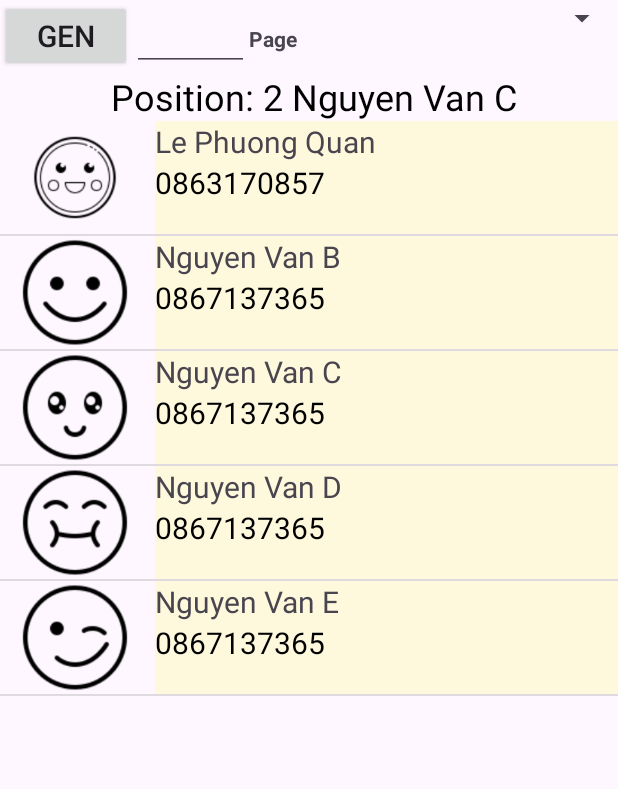
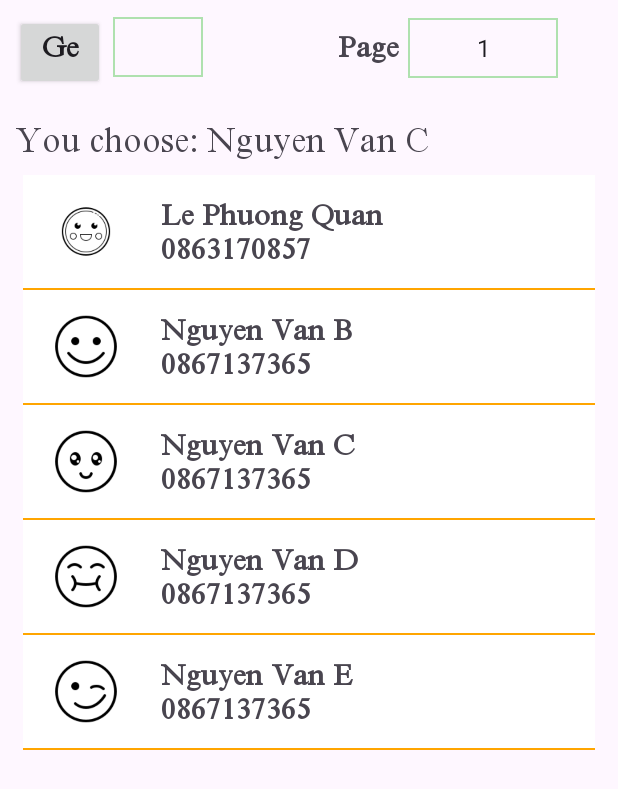
Before and after one commit to HVQuoc/hw04-listview, an Android app: the screen it shows after launch (MainActivity), after a tap on "Nguyen Van C", on a phone screen of 412 x 824 dp. Shown: the top 789 px of the screen. Run offline under Robolectric (Android 15) with nearby library versions, the phone set to English and light mode, and no system bars; 1 other tap on this screen came first.

Commit message:
create and custom ListView

```diff
--- a/app/src/main/AndroidManifest.xml
+++ b/app/src/main/AndroidManifest.xml
@@ -6,9 +6,9 @@
         android:allowBackup="true"
         android:dataExtractionRules="@xml/data_extraction_rules"
         android:fullBackupContent="@xml/backup_rules"
-        android:icon="@mipmap/ic_launcher"
+        android:icon="@mipmap/icon"
         android:label="@string/app_name"
-        android:roundIcon="@mipmap/ic_launcher_round"
+        android:roundIcon="@mipmap/icon"
         android:supportsRtl="true"
         android:theme="@style/Theme.ListView"
         tools:targetApi="31">
--- a/app/src/main/java/com/example/listview/MainActivity.java
+++ b/app/src/main/java/com/example/listview/MainActivity.java
@@ -1,16 +1,18 @@
 package com.example.listview;
 import android.app.Activity;
-import android.app.ListActivity;
 import android.content.Context;
 import android.os.Bundle;
 import android.view.LayoutInflater;
 import android.view.View;
 import android.view.ViewGroup;
 import android.widget.ArrayAdapter;
+import android.widget.EditText;
 import android.widget.ImageView;
 import android.widget.ListView;
+import android.widget.Spinner;
 import android.widget.TextView;
-import java.util.ArrayList;
+import android.widget.Button;
+import android.widget.AdapterView;
 
 // a static class as a random info machine
 class RandomDataMachine {
@@ -54,30 +56,46 @@ class RandomDataMachine {
     }
 }
 
-public class MainActivity extends ListActivity {
-        TextView txtMsg;
+public class MainActivity extends Activity {
+    Button btnGen;
+    EditText edtLine;
+    Spinner spnPage;
+    TextView txtChosen;
+    ListView list;
     RandomDataMachine item = new RandomDataMachine();
     // The n-th row in the list will consist of [icon, label] where icon = thumbnail[n] and label=items[n]
     String[] names = { item.randomName(), "Nguyen Van B", "Nguyen Van C", "Nguyen Van D" , "Nguyen Van E" };
     String [] phones = {item.randomPhoneNumber(),"0867137365","0867137365","0867137365","0867137365"};
     Integer[] thumbnails = {item.randomThumnails(), R.drawable.pic2, R.drawable.pic3,R.drawable.pic4,R.drawable.pic5 };
 
-
     @Override
     protected void onCreate(Bundle savedInstanceState) {
         super.onCreate(savedInstanceState);
         setContentView(R.layout.activity_main);
-            txtMsg = (TextView) findViewById(R.id.txtMsg);
+
+        btnGen = (Button) findViewById(R.id.btnGen);
+        edtLine = (EditText) findViewById(R.id.edtLine);
+
+        spnPage = (Spinner) findViewById(R.id.spnPage);
+        String[] pageList={"1","2","3"}; //just for testing
+        ArrayAdapter<String> spinAdapter = new ArrayAdapter<>(this, android.R.layout.simple_spinner_item, pageList);
+        spnPage.setAdapter(spinAdapter);
+
+        txtChosen = (TextView) findViewById(R.id.txtChosen);
+        list = (ListView) findViewById(R.id.list);
+
         // the arguments of the custom adapter are: activityContex, layout-to-be-inflated, labels, icons
         CustomIconLabelAdapter adapter = new CustomIconLabelAdapter(this, R.layout.custom_list_view, names, phones, thumbnails);
         // bind intrinsic ListView to custom adapter
-            setListAdapter(adapter);
+        list.setAdapter(adapter);
+
+        list.setOnItemClickListener(new AdapterView.OnItemClickListener() {
+            @Override
+            public void onItemClick(AdapterView<?> av, View v, int position, long id) {
+                txtChosen.setText(names[position]);
+            }
+        });
     }//onCreate
-        @Override
-        protected void onListItemClick(ListView l, View v, int position, long id) {
-            super.onListItemClick(l, v, position, id);
-            txtMsg.setText(" Position: " + position + " " + names[position]);
-    }
 }
 
 class CustomIconLabelAdapter extends ArrayAdapter<String> {
@@ -93,11 +111,11 @@ class CustomIconLabelAdapter extends ArrayAdapter<String> {
     public View getView(int position, View convertView, ViewGroup parent) {
         LayoutInflater inflater = ((Activity) context).getLayoutInflater();
         View row = inflater.inflate(R.layout.custom_list_view, null);
-        TextView label = (TextView) row.findViewById(R.id.label);
-        TextView label2 = (TextView) row.findViewById(R.id.label2);
+        TextView name = (TextView) row.findViewById(R.id.name);
+        TextView phone = (TextView) row.findViewById(R.id.phone);
         ImageView icon = (ImageView) row.findViewById(R.id.icon);
-        label.setText(items[position]);
-        label2.setText(item2s[position]);
+        name.setText(items[position]);
+        phone.setText(item2s[position]);
         icon.setImageResource(thumbnails[position]);
         return (row);
     }
--- /dev/null
+++ b/app/src/main/res/drawable/custom_edittext.xml
@@ -0,0 +1,10 @@
+<?xml version="1.0" encoding="utf-8"?>
+<selector xmlns:android="http://schemas.android.com/apk/res/android">
+    <item>
+        <shape>
+            <stroke
+                android:width="1dp"
+                android:color="#FFAFE1AF"/>
+        </shape>
+    </item>
+</selector>
--- /dev/null
+++ b/app/src/main/res/drawable/custom_list_item.xml
@@ -0,0 +1,14 @@
+<?xml version="1.0" encoding="utf-8"?>
+<selector xmlns:android="http://schemas.android.com/apk/res/android">
+    <item android:state_pressed="true">
+        <shape>
+            <solid android:color="#FFFFE5E5"/>
+        </shape>
+    </item>
+
+    <item>
+        <shape>
+            <solid android:color="#FFFFFFFF" />
+        </shape>
+    </item>
+</selector>
--- /dev/null
+++ b/app/src/main/res/drawable/custom_spinner.xml
@@ -0,0 +1,10 @@
+<?xml version="1.0" encoding="utf-8"?>
+<selector xmlns:android="http://schemas.android.com/apk/res/android">
+    <item>
+        <shape>
+            <stroke
+                android:width="1dp"
+                android:color="#FFAFE1AF" />
+        </shape>
+    </item>
+</selector>
--- a/app/src/main/res/drawable/ic_launcher.xml
+++ /dev/null
@@ -1,8 +0,0 @@
-<?xml version="1.0" encoding="utf-8"?>
-<shape
-    android:shape="rectangle"
-    xmlns:android="http://schemas.android.com/apk/res/android">
-    <size android:height="20dp" android:width="20dp"/>
-    <solid android:color="#FFEB3B"/>
-    <corners android:radius="4dp"/>
-</shape>
--- a/app/src/main/res/layout/activity_main.xml
+++ b/app/src/main/res/layout/activity_main.xml
@@ -1,58 +1,87 @@
 <?xml version="1.0" encoding="utf-8"?>
-<LinearLayout xmlns:android="http://schemas.android.com/apk/res/android"
-    xmlns:app="http://schemas.android.com/apk/res-auto"
+<LinearLayout
+    xmlns:android="http://schemas.android.com/apk/res/android"
     xmlns:tools="http://schemas.android.com/tools"
     android:layout_width="match_parent"
     android:layout_height="match_parent"
     android:orientation="vertical"
-    tools:context=".MainActivity" >
+    tools:context=".MainActivity">
 
     <LinearLayout
         android:layout_width="match_parent"
         android:layout_height="wrap_content"
-        android:orientation="horizontal">
+        android:orientation="horizontal"
+        android:layout_marginTop="10dp">
 
         <Button
-            android:id="@+id/button"
-            android:layout_width="wrap_content"
-            android:layout_height="wrap_content"
-            android:text="GEN"
-            android:textSize="20sp" />
+            android:id="@+id/btnGen"
+            android:layout_width="60sp"
+            android:layout_height="50sp"
+            android:text="Gen"
+            android:textAllCaps="false"
+            android:textSize="20sp"
+            android:layout_marginLeft="10sp"
+            android:layout_marginRight="5sp"
+            android:fontFamily="@font/times_new_roman"
+            android:textStyle="bold" />
 
         <EditText
-            android:id="@+id/editTextText"
-            android:layout_width="78dp"
-            android:layout_height="wrap_content"
-            android:ems="10"
-            android:inputType="text" />
+            android:id="@+id/edtLine"
+            android:layout_width="60sp"
+            android:layout_height="40sp"
+            android:inputType="number"
+            android:background="@drawable/custom_edittext"
+            android:textAlignment="center"/>
 
         <TextView
-            android:id="@+id/textView"
-            android:layout_width="41dp"
-            android:layout_height="wrap_content"
-            android:layout_weight="1"
+            android:id="@+id/txtPage"
+            android:layout_width="wrap_content"
+            android:layout_height="40sp"
+            android:layout_marginLeft="90sp"
             android:text="Page"
-            android:textAlignment="textStart"
-            android:textStyle="bold" />
+            android:textSize="20sp"
+            android:layout_marginRight="6sp"
+            android:textStyle="bold"
+            android:fontFamily="@font/times_new_roman"/>
 
         <Spinner
-            android:layout_width="200sp"
-            android:layout_height="wrap_content" />
+            android:id="@+id/spnPage"
+            android:layout_width="100sp"
+            android:layout_height="40sp"
+            android:textAlignment="center"
+            android:background="@drawable/custom_spinner" />
+    </LinearLayout>
 
-    </LinearLayout>
+    <LinearLayout
+        android:layout_width="match_parent"
+        android:layout_height="wrap_content"
+        android:orientation="horizontal"
+        android:layout_marginTop="20sp"
+        android:layout_marginBottom="10sp">
 
         <TextView
             android:id="@+id/txtMsg"
+            android:layout_width="wrap_content"
+            android:layout_height="wrap_content"
+            android:layout_marginLeft="10sp"
+            android:textSize="23sp"
+            android:text="You choose: "
+            android:fontFamily="@font/times_new_roman"/>
+
+        <TextView
+            android:id="@+id/txtChosen"
             android:layout_width="match_parent"
             android:layout_height="wrap_content"
-        android:text="You choose: "
-        android:textAlignment="center"
-        android:textColor="#000000"
-        android:textSize="24sp" />
+            android:textSize="23sp"
+            android:fontFamily="@font/times_new_roman"/>
+    </LinearLayout>
 
     <ListView
-        android:id="@android:id/list"
+        android:id="@+id/list"
         android:layout_width="match_parent"
-        android:layout_height="match_parent" />
-
+        android:layout_height="match_parent"
+        android:divider="#FFFFA500"
+        android:dividerHeight="1dp"
+        android:layout_marginLeft="15sp"
+        android:layout_marginRight="15sp"/>
 </LinearLayout>
--- a/app/src/main/res/layout/custom_list_view.xml
+++ b/app/src/main/res/layout/custom_list_view.xml
@@ -1,13 +1,17 @@
 <?xml version="1.0" encoding="utf-8"?>
-<LinearLayout xmlns:android="http://schemas.android.com/apk/res/android"
+<LinearLayout
+    xmlns:android="http://schemas.android.com/apk/res/android"
     android:layout_width="match_parent"
     android:layout_height="wrap_content"
-    android:orientation="horizontal" >
-<ImageView android:id="@+id/icon"
-    android:layout_width="100dp"
-    android:layout_height="75dp"
-    android:layout_marginRight="3dp"
-    android:src="@drawable/ic_launcher"/>
+    android:orientation="horizontal"
+    android:background="@drawable/custom_list_item">
+
+    <ImageView
+        android:id="@+id/icon"
+        android:layout_width="100dp"
+        android:layout_height="75dp"
+        android:padding="15sp"
+        android:layout_marginLeft="-8sp"/>
 
     <LinearLayout
         android:layout_width="match_parent"
@@ -15,22 +19,20 @@
         android:orientation="vertical">
 
         <TextView
-            android:id="@+id/label"
+            android:id="@+id/name"
             android:layout_width="match_parent"
             android:layout_height="wrap_content"
-            android:background="#22ffff00"
-            android:text="label1"
-            android:textSize="20sp" />
+            android:textSize="20sp"
+            android:textStyle="bold"
+            android:layout_marginTop="15sp"
+            android:fontFamily="@font/times_new_roman"/>
 
         <TextView
-            android:id="@+id/label2"
+            android:id="@+id/phone"
             android:layout_width="match_parent"
             android:layout_height="75dp"
-            android:background="#22ffff00"
-            android:text="label2"
-            android:textColor="#000000"
-            android:textSize="20sp" />
-
+            android:textSize="20sp"
+            android:textStyle="bold"
+            android:fontFamily="@font/times_new_roman"/>
     </LinearLayout>
-
 </LinearLayout>
```
Also changed, not shown: app/src/main/res/font/times_new_roman.ttf (added), app/src/main/res/mipmap-xxxhdpi/icon.png (added). Lines whose indentation alone changed are shown as unchanged.
